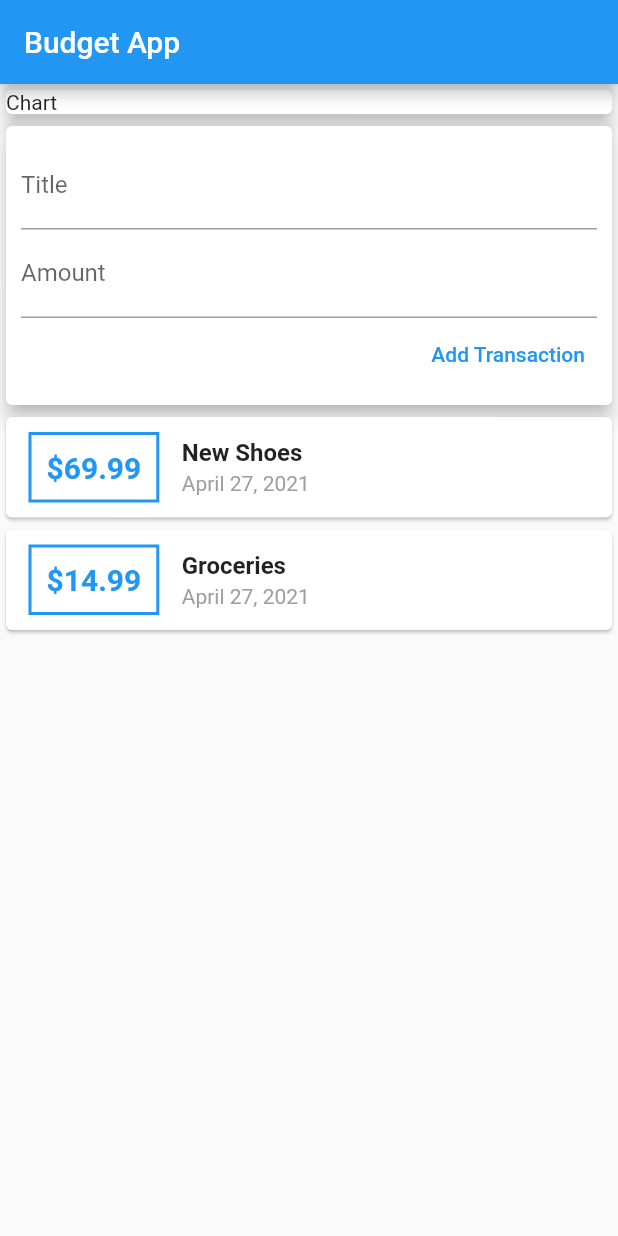
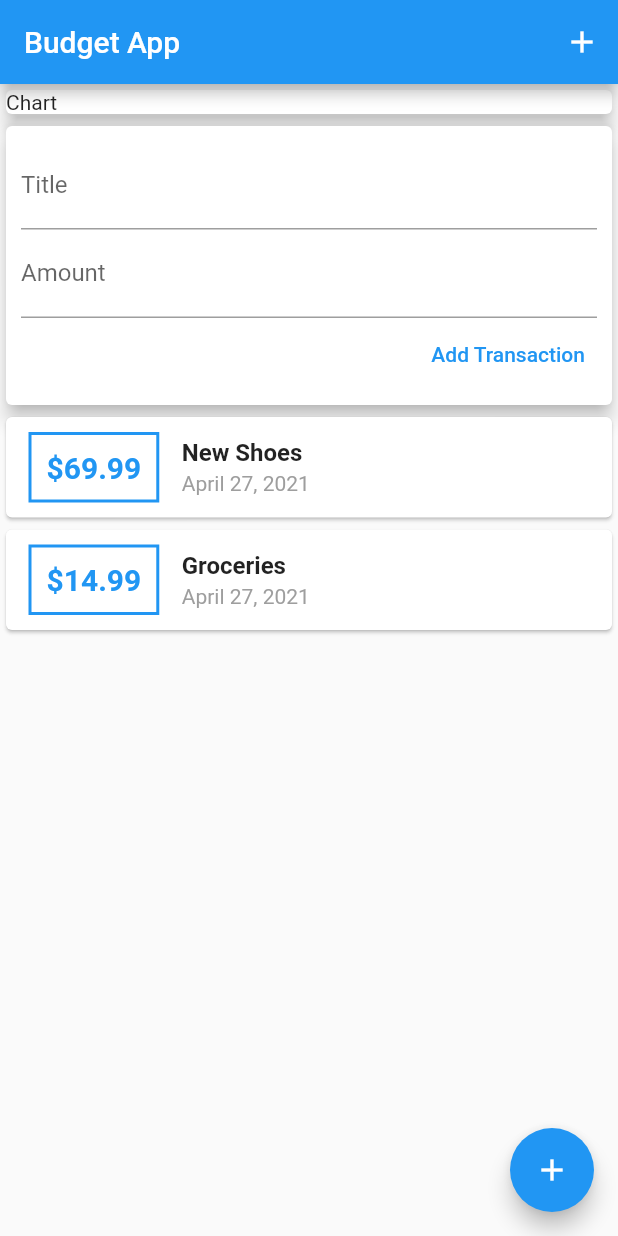
Before and after one commit to jimmy-lan/flutter_budget_app, a Flutter app: the screen it shows after launch, on a phone screen of 412 x 824 dp. Run offline on Flutter 3.47's test engine with Material 2 defaults, Android fonts, the phone set to English and light mode, and no system bars.

Commit message:
Add action button

```diff
--- a/lib/main.dart
+++ b/lib/main.dart
@@ -24,7 +24,9 @@ class MyHomePage extends StatelessWidget {
   @override
   Widget build(BuildContext context) {
     return Scaffold(
-        appBar: AppBar(title: Text("Budget App")),
+        appBar: AppBar(title: Text("Budget App"), actions: [
+          IconButton(icon: Icon(Icons.add), onPressed: () {})
+        ],),
         body: Column(
           crossAxisAlignment: CrossAxisAlignment.stretch,
           children: [
@@ -34,6 +36,9 @@ class MyHomePage extends StatelessWidget {
             ),
             UserTransaction(),
           ],
-        ));
+        ),
+      floatingActionButton: FloatingActionButton(child: Icon(Icons.add), onPressed: () {}),
+      floatingActionButtonLocation: FloatingActionButtonLocation.endFloat,
+    );
   }
 }
```
